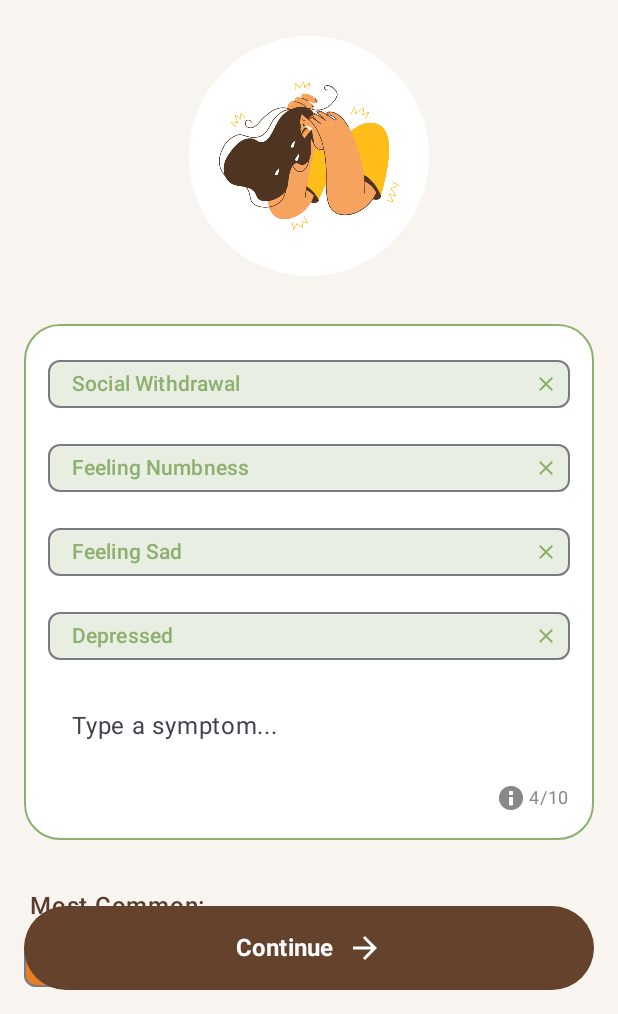
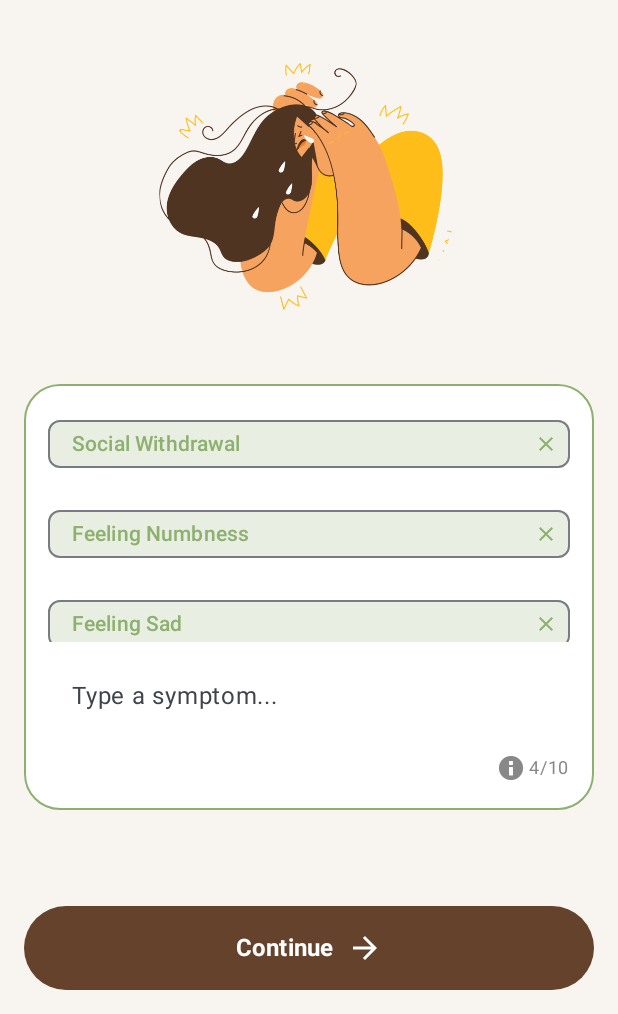
Before and after one commit to Ritovan03/Luna, an Android app built with Jetpack Compose: the composable QuizScreen8 shown on its own in the app's theme, on a phone screen of 412 x 824 dp, the part 222-1236 px from its top. Run offline under Robolectric (Android 15) with nearby library versions, the phone set to English and light mode, and no system bars; 2 statements that could not run were skipped.

Commit message:
minor ui fixes

```diff
--- a/app/src/main/java/com/example/mentalhealthapp/presentation/quiz/QuizScreen8.kt
+++ b/app/src/main/java/com/example/mentalhealthapp/presentation/quiz/QuizScreen8.kt
@@ -39,6 +39,8 @@ import androidx.compose.ui.layout.Layout
 import androidx.compose.ui.unit.Dp
 import com.example.mentalhealthapp.R
 import com.example.mentalhealthapp.presentation.Navigation.Route
+import androidx.compose.foundation.rememberScrollState
+import androidx.compose.foundation.verticalScroll
 
 @OptIn(ExperimentalMaterial3Api::class, ExperimentalComposeUiApi::class)
 @Composable
@@ -144,15 +146,14 @@ fun QuizScreen8(navController: NavHostController) {
             // Crying woman image
             Box(
                 modifier = Modifier
-                    .size(160.dp)
-                    .clip(CircleShape)
-                    .background(Color.White),
+                    .size(200.dp) // Increased from 160.dp
+                    .clip(CircleShape),
                 contentAlignment = Alignment.Center
             ) {
                 Image(
-                    painter = painterResource(id = R.drawable.quiz8), // Use the image resource you'll provide
+                    painter = painterResource(id = R.drawable.quiz8),
                     contentDescription = "Mental Health Symptoms",
-                    modifier = Modifier.size(120.dp)
+                    modifier = Modifier.fillMaxSize(), // Fill the entire box
                 )
             }
 
@@ -162,18 +163,32 @@ fun QuizScreen8(navController: NavHostController) {
             Surface(
                 modifier = Modifier
                     .fillMaxWidth()
+                    .height(300.dp) // Increased from 200.dp
                     .padding(vertical = 8.dp),
                 shape = RoundedCornerShape(24.dp),
                 color = Color.White,
                 border = BorderStroke(1.dp, greenColor)
             ) {
                 Column(
-                    modifier = Modifier.padding(16.dp)
+                    modifier = Modifier
+                        .padding(16.dp)
+                        .fillMaxSize()
+                ) {
+                    Box(
+                        modifier = Modifier
+                            .weight(1f)
+                            .fillMaxWidth()
+                    ) {
+                        Column(
+                            modifier = Modifier
+                                .verticalScroll(rememberScrollState())
+                                .fillMaxWidth()
+                                .padding(bottom = 8.dp) // Added padding to prevent overlap
                         ) {
                             FlowRow(
                                 modifier = Modifier.fillMaxWidth(),
                                 mainAxisSpacing = 8.dp,
-                        crossAxisSpacing = 8.dp
+                                crossAxisSpacing = 12.dp // Increased from 8.dp for better spacing
                             ) {
                                 symptoms.forEach { symptom ->
                                     AssistChip(
@@ -198,8 +213,9 @@ fun QuizScreen8(navController: NavHostController) {
                                     )
                                 }
                             }
+                        }
+                    }
 
-                    // Input field
                     OutlinedTextField(
                         value = symptomInput,
                         onValueChange = { symptomInput = it },
@@ -255,44 +271,7 @@ fun QuizScreen8(navController: NavHostController) {
             Spacer(modifier = Modifier.height(24.dp))
 
             // Most Common section
-            Column(
-                modifier = Modifier.fillMaxWidth()
-            ) {
-                Text(
-                    text = "Most Common:",
-                    color = textBrownColor,
-                    fontWeight = FontWeight.Medium,
-                    modifier = Modifier.padding(start = 4.dp, bottom = 8.dp)
-                )
 
-                Row(
-                    modifier = Modifier.fillMaxWidth(),
-                    horizontalArrangement = Arrangement.Start
-                ) {
-                    commonSymptoms.forEach { symptom ->
-                        AssistChip(
-                            onClick = {
-                                if (!symptoms.contains(symptom) && symptoms.size < maxSymptoms) {
-                                    symptoms = symptoms + symptom
-                                }
-                            },
-                            label = { Text(symptom) },
-                            modifier = Modifier.padding(end = 8.dp),
-                            colors = AssistChipDefaults.assistChipColors(
-                                containerColor = orangeColor,
-                                labelColor = Color.White
-                            ),
-                            trailingIcon = {
-                                Icon(
-                                    imageVector = Icons.Default.Close,
-                                    contentDescription = "Remove",
-                                    tint = Color.White
-                                )
-                            }
-                        )
-                    }
-                }
-            }
         }
 
         // Continue button
--- a/app/src/main/java/com/example/mentalhealthapp/presentation/quiz/QuizScreen9.kt
+++ b/app/src/main/java/com/example/mentalhealthapp/presentation/quiz/QuizScreen9.kt
@@ -177,7 +177,8 @@ fun QuizScreen9(navController: NavHostController) {
             modifier = Modifier
                 .fillMaxWidth()
                 .height(56.dp)
-                .align(Alignment.BottomCenter),
+                .align(Alignment.BottomCenter)
+                .padding(bottom = 12.dp),
             colors = ButtonDefaults.buttonColors(
                 containerColor = brownColor,
                 contentColor = Color.White
```
Also changed, not shown: app/src/main/java/com/example/mentalhealthapp/presentation/quiz/QuizScreen10.kt (+16 -13 lines), app/src/main/java/com/example/mentalhealthapp/presentation/quiz/QuizScreen6.kt (+38 -33 lines), app/src/main/java/com/example/mentalhealthapp/presentation/quiz/QuizScreen7.kt (+12 -1 lines). Lines whose indentation alone changed are shown as unchanged.
